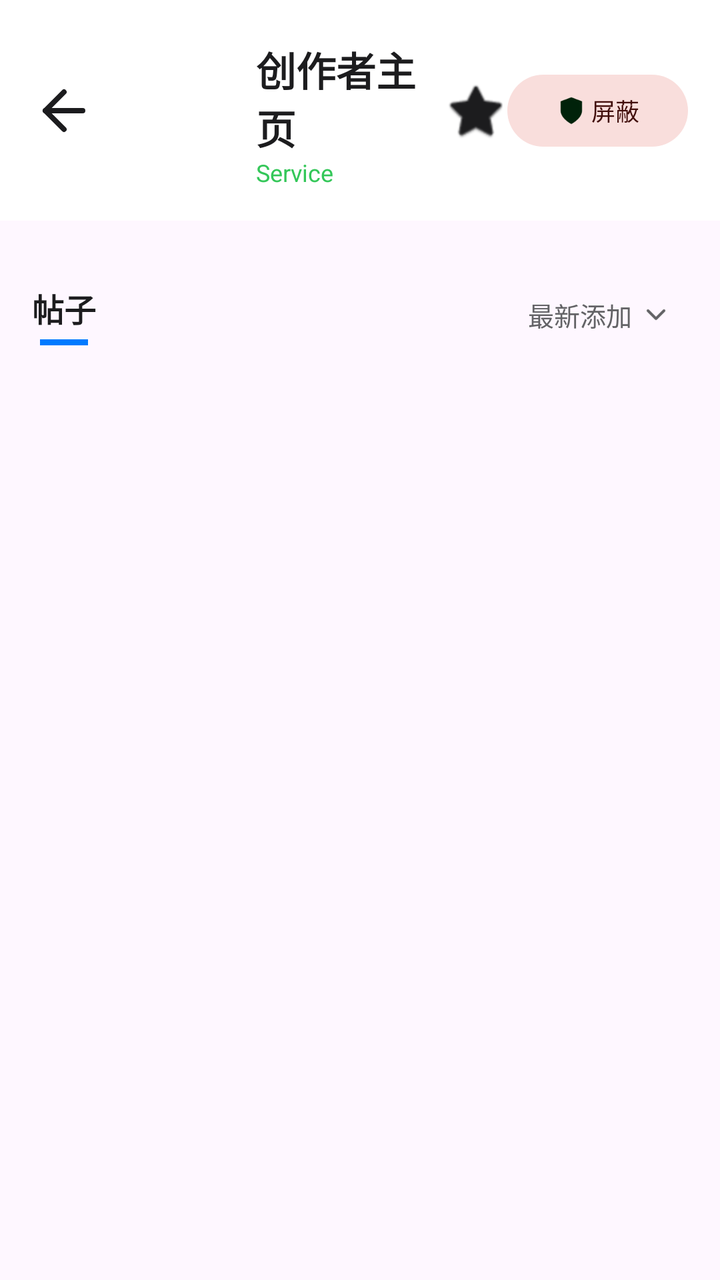
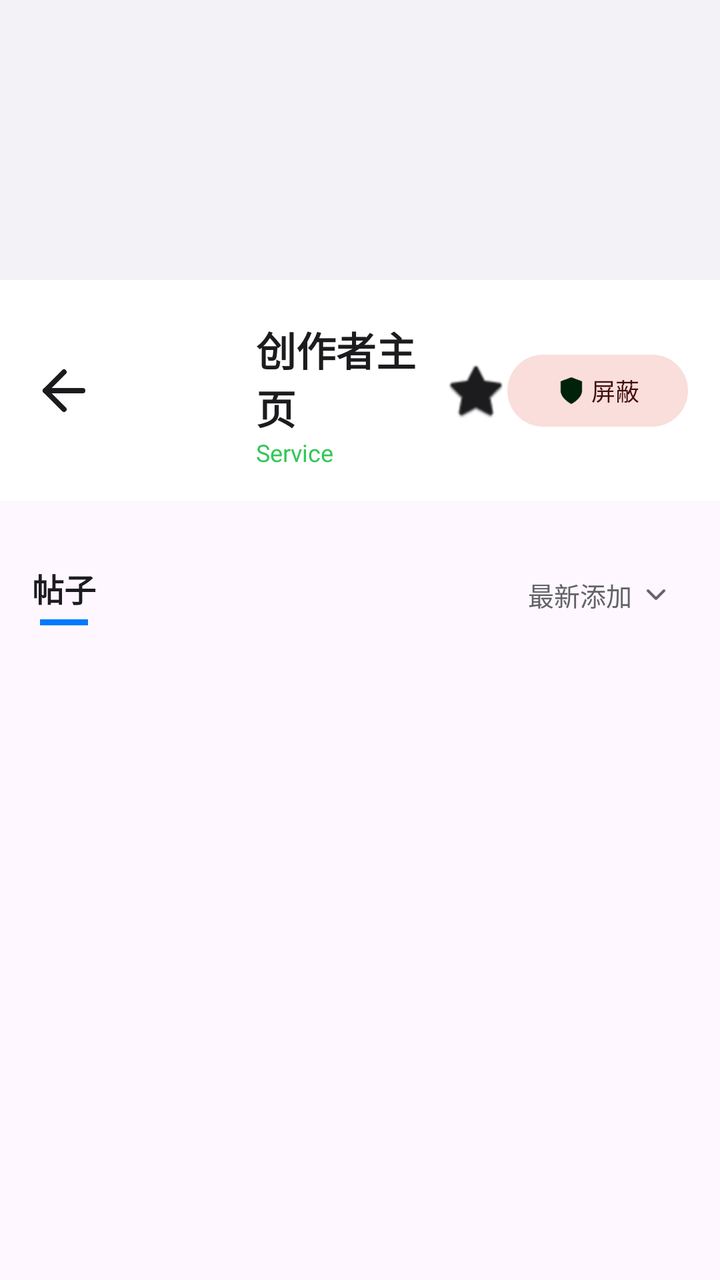

The first picture is an Android layout as it rendered before a commit; the second is the same layout after the commit. The layout source and the unified diff follow.
<!-- AndroidManifest.xml: application theme Theme.Pawchive -->
<!-- res/layout/fragment_creator_profile.xml -->
<?xml version="1.0" encoding="utf-8"?>
<androidx.constraintlayout.widget.ConstraintLayout xmlns:android="http://schemas.android.com/apk/res/android"
    xmlns:app="http://schemas.android.com/apk/res-auto"
    xmlns:tools="http://schemas.android.com/tools"
    android:layout_width="match_parent"
    android:layout_height="match_parent"
    android:background="?android:attr/colorBackground">

    
    <androidx.constraintlayout.widget.ConstraintLayout
        android:id="@+id/header_layout"
        android:layout_width="match_parent"
        android:layout_height="wrap_content"
        android:background="?attr/colorSurface"
        android:padding="16dp"
        app:layout_constraintTop_toTopOf="parent">

        <ImageView
            android:id="@+id/btn_back"
            android:layout_width="32dp"
            android:layout_height="32dp"
            android:src="@drawable/ic_arrow_back"
            android:contentDescription="@string/back"
            app:tint="?attr/colorOnSurface"
            app:layout_constraintStart_toStartOf="parent"
            app:layout_constraintTop_toTopOf="parent"
            app:layout_constraintBottom_toBottomOf="parent" />

        <com.google.android.material.imageview.ShapeableImageView
            android:id="@+id/iv_creator_avatar"
            android:layout_width="56dp"
            android:layout_height="56dp"
            android:scaleType="centerCrop"
            android:layout_marginStart="12dp"
            app:shapeAppearanceOverlay="@style/ShapeAppearance.Pawchive.Thumbnail"
            app:layout_constraintStart_toEndOf="@+id/btn_back"
            app:layout_constraintTop_toTopOf="parent"
            app:layout_constraintBottom_toBottomOf="parent" />

        <TextView
            android:id="@+id/tv_creator_title"
            android:layout_width="0dp"
            android:layout_height="wrap_content"
            android:layout_marginStart="12dp"
            android:textColor="?attr/colorOnSurface"
            android:textSize="20sp"
            android:textStyle="bold"
            android:text="@string/creator_profile"
            app:layout_constraintEnd_toStartOf="@+id/btn_creator_bookmark"
            app:layout_constraintStart_toEndOf="@+id/iv_creator_avatar"
            app:layout_constraintTop_toTopOf="parent"
            android:layout_marginTop="4dp" />

        <TextView
            android:id="@+id/tv_creator_service"
            android:layout_width="wrap_content"
            android:layout_height="wrap_content"
            android:textColor="?attr/colorSecondary"
            android:textSize="12sp"
            android:text="Service"
            app:layout_constraintStart_toStartOf="@+id/tv_creator_title"
            app:layout_constraintTop_toBottomOf="@+id/tv_creator_title" />

        <ImageView
            android:id="@+id/btn_creator_bookmark"
            android:layout_width="32dp"
            android:layout_height="32dp"
            android:src="@android:drawable/btn_star_big_off"
            android:contentDescription="@string/bookmark_creator_description"
            app:tint="?attr/colorOnSurface"
            app:layout_constraintEnd_toStartOf="@+id/btn_block_creator"
            app:layout_constraintTop_toTopOf="parent"
            app:layout_constraintBottom_toBottomOf="parent" />

        <com.google.android.material.button.MaterialButton
            android:id="@+id/btn_block_creator"
            style="@style/Widget.Material3.Button.TonalButton"
            android:layout_width="wrap_content"
            android:layout_height="36dp"
            android:text="@string/block_creator"
            android:textSize="12sp"
            android:minWidth="0dp"
            android:insetTop="0dp"
            android:insetBottom="0dp"
            app:icon="@drawable/ic_shield"
            app:iconGravity="textStart"
            app:iconSize="16dp"
            app:iconPadding="2dp"
            app:backgroundTint="?attr/colorErrorContainer"
            android:textColor="?attr/colorOnErrorContainer"
            app:layout_constraintEnd_toEndOf="parent"
            app:layout_constraintTop_toTopOf="parent"
            app:layout_constraintBottom_toBottomOf="parent" />

    </androidx.constraintlayout.widget.ConstraintLayout>

    
    <androidx.core.widget.NestedScrollView
        android:layout_width="match_parent"
        android:layout_height="0dp"
        app:layout_constraintBottom_toBottomOf="parent"
        app:layout_constraintTop_toBottomOf="@+id/header_layout">

        <LinearLayout
            android:layout_width="match_parent"
            android:layout_height="wrap_content"
            android:orientation="vertical">

            
            <TextView
                android:id="@+id/tv_announcements_header"
                android:layout_width="match_parent"
                android:layout_height="wrap_content"
                android:paddingHorizontal="16dp"
                android:paddingTop="16dp"
                android:textColor="?attr/colorPrimary"
                android:textSize="16sp"
                android:textStyle="bold"
                android:text="@string/announcements"
                android:visibility="gone" />

            <LinearLayout
                android:id="@+id/layout_announcements"
                android:layout_width="match_parent"
                android:layout_height="wrap_content"
                android:orientation="vertical"
                android:paddingHorizontal="16dp"
                android:paddingTop="8dp" />

            
            <TextView
                android:id="@+id/tv_links_header"
                android:layout_width="match_parent"
                android:layout_height="wrap_content"
                android:paddingHorizontal="16dp"
                android:paddingTop="16dp"
                android:textColor="?attr/colorPrimary"
                android:textSize="16sp"
                android:textStyle="bold"
                android:text="@string/linked_accounts"
                android:visibility="gone" />

            <LinearLayout
                android:id="@+id/layout_links"
                android:layout_width="match_parent"
                android:layout_height="wrap_content"
                android:orientation="vertical"
                android:paddingHorizontal="16dp"
                android:paddingTop="8dp" />

            
            <LinearLayout
                android:layout_width="match_parent"
                android:layout_height="wrap_content"
                android:orientation="horizontal"
                android:gravity="center_vertical"
                android:paddingHorizontal="16dp"
                android:paddingTop="16dp">

                
                <LinearLayout
                    android:layout_width="wrap_content"
                    android:layout_height="wrap_content"
                    android:orientation="vertical"
                    android:gravity="center_horizontal">

                    <TextView
                        android:layout_width="wrap_content"
                        android:layout_height="wrap_content"
                        android:textColor="?attr/colorOnSurface"
                        android:textSize="16sp"
                        android:textStyle="bold"
                        android:text="@string/posts" />

                    <View
                        android:layout_width="24dp"
                        android:layout_height="3dp"
                        android:layout_marginTop="4dp"
                        android:background="?attr/colorPrimary" />
                </LinearLayout>

                <View
                    android:layout_width="0dp"
                    android:layout_height="0dp"
                    android:layout_weight="1" />

                
                <TextView
                    android:id="@+id/btn_sort"
                    android:layout_width="wrap_content"
                    android:layout_height="wrap_content"
                    android:gravity="center_vertical"
                    android:paddingHorizontal="8dp"
                    android:paddingVertical="4dp"
                    android:text="@string/sort_newest_added"
                    android:textColor="?attr/colorOnSurfaceVariant"
                    android:textSize="13sp"
                    android:background="?attr/selectableItemBackground"
                    android:clickable="true"
                    android:focusable="true"
                    app:drawableEndCompat="@drawable/ic_chevron_down"
                    app:drawableTint="?attr/colorOnSurfaceVariant"
                    android:drawablePadding="4dp" />
            </LinearLayout>

            <androidx.recyclerview.widget.RecyclerView
                android:id="@+id/rv_creator_posts"
                android:layout_width="match_parent"
                android:layout_height="wrap_content"
                android:clipToPadding="false"
                android:padding="8dp"
                android:nestedScrollingEnabled="false" />

            
            <com.google.android.material.button.MaterialButton
                android:id="@+id/btn_load_more"
                android:layout_width="match_parent"
                android:layout_height="wrap_content"
                android:layout_marginHorizontal="16dp"
                android:layout_marginVertical="8dp"
                android:text="@string/load_more"
                android:visibility="gone"
                app:cornerRadius="12dp" />

        </LinearLayout>
    </androidx.core.widget.NestedScrollView>

    <ProgressBar
        android:id="@+id/progress_bar"
        android:layout_width="wrap_content"
        android:layout_height="wrap_content"
        android:visibility="gone"
        app:layout_constraintBottom_toBottomOf="parent"
        app:layout_constraintEnd_toEndOf="parent"
        app:layout_constraintStart_toStartOf="parent"
        app:layout_constraintTop_toBottomOf="@+id/header_layout" />

</androidx.constraintlayout.widget.ConstraintLayout>
<!-- resources referenced by this layout -->
<resources>
  <!-- drawable ic_arrow_back (drawable) -->
  <?xml version="1.0" encoding="utf-8"?>
  <vector xmlns:android="http://schemas.android.com/apk/res/android"
      android:width="24dp"
      android:height="24dp"
      android:viewportWidth="24"
      android:viewportHeight="24">
      <path
          android:fillColor="@android:color/transparent"
          android:strokeColor="?attr/colorControlNormal"
          android:strokeWidth="2"
          android:strokeLineCap="round"
          android:strokeLineJoin="round"
          android:pathData="m12 19-7-7 7-7" />
      <path
          android:fillColor="@android:color/transparent"
          android:strokeColor="?attr/colorControlNormal"
          android:strokeWidth="2"
          android:strokeLineCap="round"
          android:strokeLineJoin="round"
          android:pathData="M19 12H5" />
  </vector>
  <!-- drawable ic_chevron_down (drawable) -->
  <?xml version="1.0" encoding="utf-8"?>
  <vector xmlns:android="http://schemas.android.com/apk/res/android"
      android:width="16dp"
      android:height="16dp"
      android:viewportWidth="24"
      android:viewportHeight="24">
      <path
          android:fillColor="@android:color/transparent"
          android:strokeColor="?attr/colorControlNormal"
          android:strokeWidth="2"
          android:strokeLineCap="round"
          android:strokeLineJoin="round"
          android:pathData="m6 9 6 6 6-6" />
  </vector>
  <!-- drawable ic_shield (drawable) -->
  <vector xmlns:android="http://schemas.android.com/apk/res/android"
      android:width="24dp"
      android:height="24dp"
      android:viewportWidth="24"
      android:viewportHeight="24">
      <path
          android:fillColor="#000000"
          android:pathData="M12,22s8,-4 8,-10V5l-8,-3 -8,3v7c0,6 8,10 8,10z" />
  </vector>
  <string name="announcements">公告</string>
  <string name="back">返回</string>
  <string name="block_creator">屏蔽</string>
  <string name="bookmark_creator_description">收藏此创作者</string>
  <string name="creator_profile">创作者主页</string>
  <string name="linked_accounts">关联账号</string>
  <string name="load_more">加载更多</string>
  <string name="posts">帖子</string>
  <string name="sort_newest_added">最新添加</string>
  <style name="ShapeAppearance.Pawchive.Thumbnail" parent="">
          <item name="cornerFamily">rounded</item>
          <item name="cornerSize">10dp</item>
      </style>
  <color name="white">#FFFFFFFF</color>
  <color name="card_light">#FFFFFF</color>
  <color name="text_primary_light">#1C1C1E</color>
  <color name="bg_light">#F2F2F7</color>
  <color name="text_secondary_light">#636366</color>
  <color name="divider_light">#E5E5EA</color>
  <color name="text_muted_light">#8E8E93</color>
  <color name="primary">#8A2BE2</color>
  <!-- unchanged entries left out for length: 1 -->
</resources>

<!-- the commit's change to res/layout/fragment_creator_profile.xml (unified diff, before → after) -->
@@ -7,13 +7,25 @@
     android:background="?android:attr/colorBackground">
 
     
+    <ImageView
+        android:id="@+id/iv_creator_background"
+        android:layout_width="match_parent"
+        android:layout_height="140dp"
+        android:scaleType="centerCrop"
+        android:contentDescription="@string/creator_profile"
+        android:background="?attr/colorSurfaceVariant"
+        app:layout_constraintTop_toTopOf="parent"
+        app:layout_constraintStart_toStartOf="parent"
+        app:layout_constraintEnd_toEndOf="parent" />
+
+    
     <androidx.constraintlayout.widget.ConstraintLayout
         android:id="@+id/header_layout"
         android:layout_width="match_parent"
         android:layout_height="wrap_content"
         android:background="?attr/colorSurface"
         android:padding="16dp"
-        app:layout_constraintTop_toTopOf="parent">
+        app:layout_constraintTop_toBottomOf="@+id/iv_creator_background">
 
         <ImageView
             android:id="@+id/btn_back"
